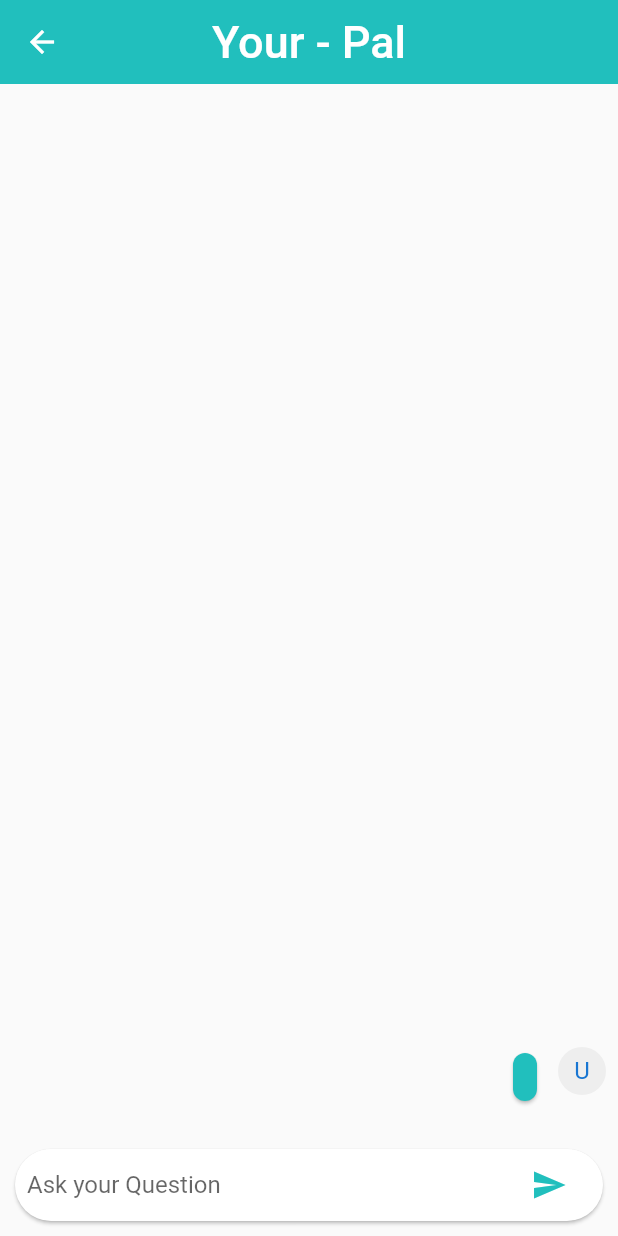
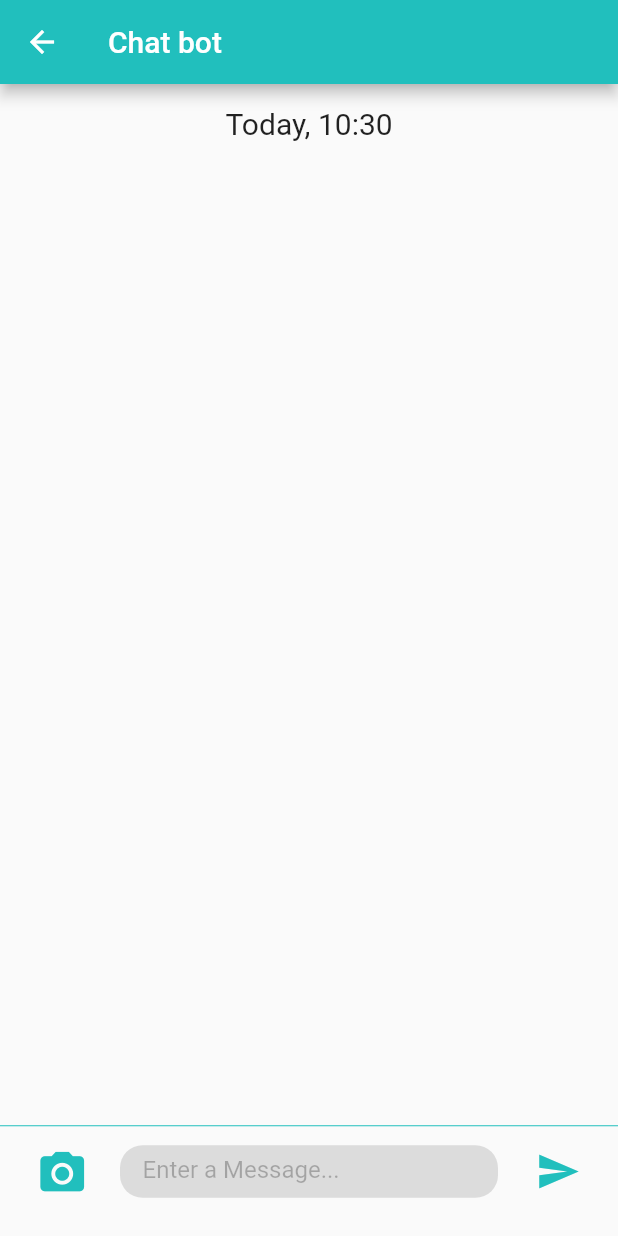
Before and after one commit to sonalsk/RememberME, a Flutter app: the FlutterFactsChatBot screen opened directly, after a tap on the "send" icon, on a phone screen of 412 x 824 dp. Run offline on Flutter 3.47's test engine with Material 2 defaults, Android fonts, the phone set to English and light mode, and no system bars; our stand-ins replace bubble, carousel_slider, firebase_auth, firebase_core, flutter_datetime_picker, google_fonts and 2 more; missing offline and left inert: flutter_dialogflow; accounts and stored records are empty; Roboto replaces fonts that are missing (Acme).

Commit message:
Added Chat Bot

```diff
--- a/alzheimers_game/lib/main.dart
+++ b/alzheimers_game/lib/main.dart
@@ -31,7 +31,7 @@ class RememberME extends StatelessWidget {
       ),
       debugShowCheckedModeBanner: false,
 
-      home: AuthService().handleAuth(),
+      home: SplashScreen(),
     ),
     );
 
--- a/alzheimers_game/lib/screens/ChatBot/dialog_flow.dart
+++ b/alzheimers_game/lib/screens/ChatBot/dialog_flow.dart
@@ -1,99 +1,223 @@
 import 'package:alzheimers_game/shared/constants.dart';
+import 'package:bubble/bubble.dart';
 import 'package:flutter/material.dart';
 import 'package:flutter_dialogflow/dialogflow_v2.dart';
 import 'package:google_fonts/google_fonts.dart';
+import 'package:intl/intl.dart';
 import 'facts_message.dart';
 
 class FlutterFactsChatBot extends StatefulWidget {
   FlutterFactsChatBot({Key key, this.title}) : super(key: key);
 
+// This widget is the home page of your application. It is stateful, meaning
+// that it has a State object (defined below) that contains fields that affect
+// how it looks.
+
+// This class is the configuration for the state. It holds the values (in this
+// case the title) provided by the parent (in this case the App widget) and
+// used by the build method of the State. Fields in a Widget subclass are
+// always marked "final".
+
   final String title;
 
   @override
-  _FlutterFactsChatBotState createState() => new _FlutterFactsChatBotState();
+  _FlutterFactsChatBotState createState() => _FlutterFactsChatBotState();
 }
 
 class _FlutterFactsChatBotState extends State<FlutterFactsChatBot> {
-  final List<Facts> messageList = <Facts>[];
-  final TextEditingController _textController = new TextEditingController();
+  void response(query) async {
+    AuthGoogle authGoogle = await AuthGoogle(
+        fileJson: "assets/service.json")
+        .build();
+    Dialogflow dialogflow =
+    Dialogflow(authGoogle: authGoogle, language: Language.english);
+    AIResponse aiResponse = await dialogflow.detectIntent(query);
+    setState(() {
+      messsages.insert(0, {
+        "data": 0,
+        "message": aiResponse.getListMessage()[0]["text"]["text"][0].toString()
+      });
+    });
 
-  Widget _queryInputWidget(BuildContext context) {
-    return Card(
-      margin: EdgeInsets.all(10),
-      shape: RoundedRectangleBorder(borderRadius: BorderRadius.all(Radius.circular(30))),
-      child: Padding(
-        padding: const EdgeInsets.only(left:8.0, right: 8),
-        child: Row(
+
+
+  }
+
+  final messageInsert = TextEditingController();
+  List<Map> messsages = List();
+
+  @override
+  Widget build(BuildContext context) {
+    return Scaffold(
+      appBar: AppBar(
+        title: Text(
+          "Chat bot",
+        ),
+        backgroundColor: primaryTeal,
+      ),
+      body: Container(
+        child: Column(
           children: <Widget>[
+            Container(
+              padding: EdgeInsets.only(top: 15, bottom: 10),
+              child: Text("Today, ${DateFormat("Hm").format(DateTime.now())}", style: TextStyle(
+                  fontSize: 20
+              ),),
+            ),
             Flexible(
-              child: TextField(
-                controller: _textController,
-                onSubmitted: _submitQuery,
-                decoration: InputDecoration.collapsed(hintText: "Ask your Question"),
-              ),
+                child: ListView.builder(
+                    reverse: true,
+                    itemCount: messsages.length,
+                    itemBuilder: (context, index) => chat(
+                        messsages[index]["message"].toString(),
+                        messsages[index]["data"]))),
+            SizedBox(
+              height: 20,
+            ),
+
+            Divider(
+              height: 5.0,
+              color: primaryTeal,
             ),
             Container(
-              margin: EdgeInsets.symmetric(horizontal: 4.0),
-              child: IconButton(
-                  icon: Icon(Icons.send, color: primaryTeal,),
-                  onPressed: () => _submitQuery(_textController.text)),
+
+
+              child: ListTile(
+
+                leading: IconButton(
+                  icon: Icon(Icons.camera_alt, color: primaryTeal, size: 35,),
+                ),
+
+                title: Container(
+                  height: 35,
+                  decoration: BoxDecoration(
+                    borderRadius: BorderRadius.all(Radius.circular(
+                        15)),
+                    color: Color.fromRGBO(220, 220, 220, 1),
+                  ),
+                  padding: EdgeInsets.only(left: 15),
+                  child: TextFormField(
+                    controller: messageInsert,
+                    decoration: InputDecoration(
+                      hintText: "Enter a Message...",
+                      hintStyle: TextStyle(
+                          color: Colors.black26
+                      ),
+                      border: InputBorder.none,
+                      focusedBorder: InputBorder.none,
+                      enabledBorder: InputBorder.none,
+                      errorBorder: InputBorder.none,
+                      disabledBorder: InputBorder.none,
+                    ),
+
+                    style: TextStyle(
+                        fontSize: 16,
+                        color: Colors.black
+                    ),
+                    onChanged: (value) {
+
+                    },
+                  ),
+                ),
+
+                trailing: IconButton(
+
+                    icon: Icon(
+
+                      Icons.send,
+                      size: 30.0,
+                      color: primaryTeal,
+                    ),
+                    onPressed: () {
+
+                      if (messageInsert.text.isEmpty) {
+                        print("empty message");
+                      } else {
+                        setState(() {
+                          messsages.insert(0,
+                              {"data": 1, "message": messageInsert.text});
+                        });
+                        response(messageInsert.text);
+                        messageInsert.clear();
+                      }
+                      FocusScopeNode currentFocus = FocusScope.of(context);
+                      if (!currentFocus.hasPrimaryFocus) {
+                        currentFocus.unfocus();
+                      }
+                    }),
+
+              ),
+
             ),
+
+            SizedBox(
+              height: 15.0,
+            )
           ],
         ),
       ),
     );
   }
 
-  void agentResponse(query) async {
-    _textController.clear();
-    AuthGoogle authGoogle =
-    await AuthGoogle(fileJson: "assets/alzheimers-disease-292712-16f4ba5225ec.json").build();
-    Dialogflow dialogFlow =
-    Dialogflow(authGoogle: authGoogle, language: Language.english);
-    AIResponse response = await dialogFlow.detectIntent(query);
-    Facts message = Facts(
-      text: response.getMessage() ??
-          CardDialogflow(response.getListMessage()[0]).title,
-      name: "Flutter",
-      type: false,
-    );
-    setState(() {
-      messageList.insert(0, message);
-    });
-  }
+  //for better one i have use the bubble package check out the pubspec.yaml
 
-  void _submitQuery(String text) {
-    _textController.clear();
-    Facts message = new Facts(
-      text: text,
-      name: "User",
-      type: true,
-    );
-    setState(() {
-      messageList.insert(0, message);
-    });
-    agentResponse(text);
-  }
+  Widget chat(String message, int data) {
+    return Container(
+      padding: EdgeInsets.only(left: 20, right: 20),
 
-  @override
-  Widget build(BuildContext context) {
-    return Scaffold(
-      appBar: AppBar(
-        centerTitle: true,
-        title: Text("Your - Pal", style: GoogleFonts.acme(color: white, fontSize:30),),
-        backgroundColor: primaryTeal,
-        elevation: 0,
+      child: Row(
+        mainAxisAlignment: data == 1 ? MainAxisAlignment.end : MainAxisAlignment.start,
+        children: [
+
+          data == 0 ? Container(
+            height: 60,
+            width: 60,
+            child: CircleAvatar(
+              backgroundImage: AssetImage("assets/robot.png"),
+            ),
+          ) : Container(),
+
+          Padding(
+            padding: EdgeInsets.all(10.0),
+            child: Bubble(
+                radius: Radius.circular(15.0),
+                color: data == 0 ? Color.fromRGBO(23, 157, 139, 1) : Colors.orangeAccent,
+                elevation: 0.0,
+
+                child: Padding(
+                  padding: EdgeInsets.all(2.0),
+                  child: Row(
+                    mainAxisSize: MainAxisSize.min,
+                    children: <Widget>[
+
+                      SizedBox(
+                        width: 10.0,
+                      ),
+                      Flexible(
+                          child: Container(
+                            constraints: BoxConstraints( maxWidth: 200),
+                            child: Text(
+                              message,
+                              style: TextStyle(
+                                  color: Colors.white, fontWeight: FontWeight.bold),
+                            ),
+                          ))
+                    ],
+                  ),
+                )),
+          ),
+
+
+          data == 1? Container(
+            height: 60,
+            width: 60,
+            child: CircleAvatar(
+              backgroundImage: AssetImage("assets/default.png"),
+            ),
+          ) : Container(),
+
+        ],
       ),
-      body: Column(children: <Widget>[
-        Flexible(
-            child: ListView.builder(
-              padding: EdgeInsets.all(8.0),
-              reverse: true, //To keep the latest messages at the bottom
-              itemBuilder: (_, int index) => messageList[index],
-              itemCount: messageList.length,
-            )),
-        _queryInputWidget(context),
-      ]),
     );
   }
 }
--- a/alzheimers_game/pubspec.yaml
+++ b/alzheimers_game/pubspec.yaml
@@ -27,6 +27,8 @@ dependencies:
   firebase_auth: ^0.18.1+2
   cloud_firestore: ^0.14.1+3
   provider: ^4.3.2+2
+  bubble:
+  intl:
 
 
   # The following adds the Cupertino Icons font to your application.
@@ -60,7 +62,8 @@ flutter:
     - assets/backgrounds/
     - assets/images/
     - assets/tests/
-    - assets/alzheimers-disease-292712-16f4ba5225ec.json
+    - assets/service.json
+    - assets/
 
   #   - images/a_dot_ham.jpeg
 
```
Also changed, not shown: alzheimers_game/assets/alzheimers-disease-292712-16f4ba5225ec.json (deleted, +0 -12 lines), alzheimers_game/assets/service.json (added, +12 -0 lines), alzheimers_game/assets/default.png (added), alzheimers_game/assets/robot.png (added), alzheimers_game/pubspec.lock.
